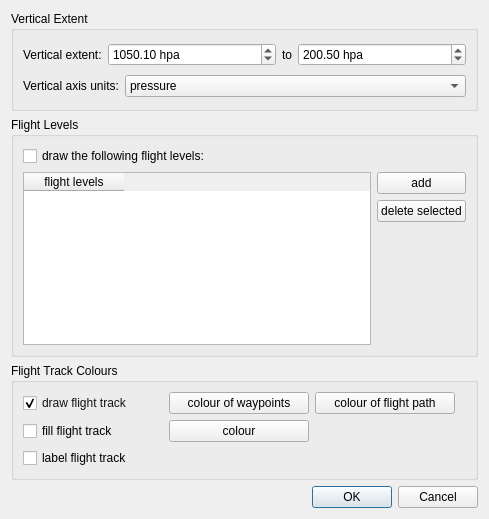
Open-MSS/MSS, file mslib/msui/ui/ui_sideview_options.ui: the form before one commit.
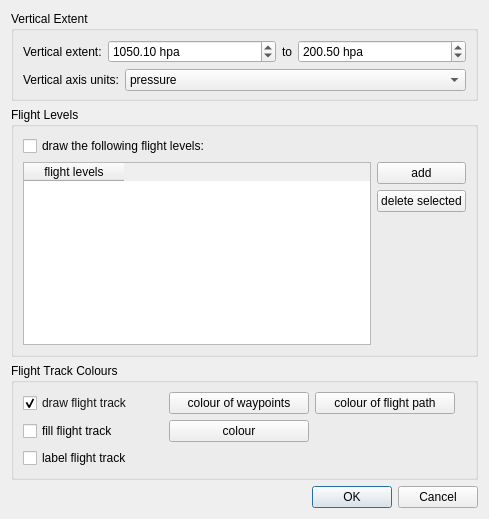
The form after the commit.

Patch:
```diff
--- a/mslib/msui/ui/ui_sideview_options.ui
+++ b/mslib/msui/ui/ui_sideview_options.ui
@@ -16,12 +16,6 @@
   <layout class="QVBoxLayout" name="verticalLayout_4">
    <item>
     <widget class="QGroupBox" name="groupBox">
-     <property name="minimumSize">
-      <size>
-       <width>0</width>
-       <height>100</height>
-      </size>
-     </property>
      <property name="title">
       <string>Vertical Extent</string>
      </property>
```
